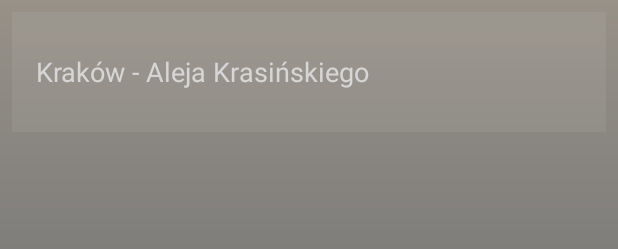
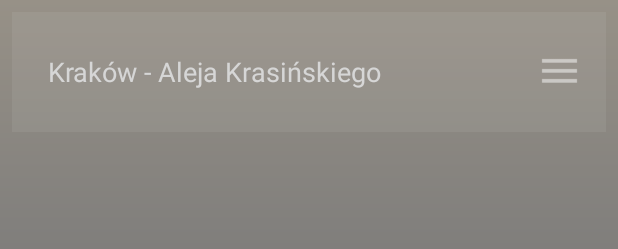
Before and after one commit to SmokSmog/smoksmog-android, an Android app: the layout item_order.xml on its own in the app's theme, with its tools: preview values and no code run, on a phone screen of 412 x 824 dp. Shown: the top 249 px of the screen. Run offline under Robolectric (Android 15) with nearby library versions, the phone set to English and light mode, and no system bars.

Commit message:
Dragging items working

```diff
--- a/app/src/main/java/com/antyzero/smoksmog/ui/screen/order/OrderItemViewHolder.java
+++ b/app/src/main/java/com/antyzero/smoksmog/ui/screen/order/OrderItemViewHolder.java
@@ -14,12 +14,18 @@ public class OrderItemViewHolder extends RecyclerView.ViewHolder {
 
     @Bind( R.id.textView )
     TextView textView;
+    @Bind( R.id.viewHandle )
+    View viewHandle;
 
     public OrderItemViewHolder( View itemView ) {
         super( itemView );
         ButterKnife.bind( this, itemView );
     }
 
+    public View getHandleView(){
+        return viewHandle;
+    }
+
     public void bind( Station station ){
         textView.setText( station.getName() );
     }
--- a/app/src/main/java/com/antyzero/smoksmog/ui/screen/start/StartActivity.java
+++ b/app/src/main/java/com/antyzero/smoksmog/ui/screen/start/StartActivity.java
@@ -9,6 +9,7 @@ import android.support.v7.widget.Toolbar;
 import android.view.Menu;
 import android.view.MenuInflater;
 import android.view.MenuItem;
+import android.view.View;
 import android.widget.Toast;
 
 import com.antyzero.smoksmog.R;
--- a/app/src/main/java/com/antyzero/smoksmog/ui/view/IndicatorView.java
+++ b/app/src/main/java/com/antyzero/smoksmog/ui/view/IndicatorView.java
@@ -204,9 +204,13 @@ public class IndicatorView extends View {
      */
     private void recalculateDuringAnimation() {
 
-        this.arcValue = ( value * sweepAngle ) % sweepAngle;
+        this.arcValue = ( value * sweepAngle );
         this.valueText = String.format( "%.0f%%", value * 100 );
         this.overLap = ( int ) Math.floor( value );
+
+        paintArcForeground.setColor( arcValue <= 360f ?
+                Color.parseColor( "#5be6dc" ) :
+                Color.rgb( 242, 162, 60 ) );
 
         postInvalidateOnAnimation();
     }
--- a/app/src/main/res/layout/item_order.xml
+++ b/app/src/main/res/layout/item_order.xml
@@ -1,5 +1,5 @@
 <?xml version="1.0" encoding="utf-8"?>
-<LinearLayout
+<RelativeLayout
     xmlns:android="http://schemas.android.com/apk/res/android"
     xmlns:tools="http://schemas.android.com/tools"
     android:layout_width="match_parent"
@@ -15,10 +15,25 @@
         style="@style/TextAppearance"
         android:layout_width="wrap_content"
         android:layout_height="wrap_content"
+        android:layout_alignParentLeft="true"
+        android:layout_alignParentStart="true"
+        android:layout_centerVertical="true"
         android:layout_gravity="center"
+        android:layout_marginLeft="24dp"
+        android:layout_marginStart="24dp"
         android:textSize="18sp"
-        android:layout_marginLeft="16dp"
-        android:layout_marginStart="16dp"
         tools:text="Kraków - Aleja Krasińskiego"/>
 
-</LinearLayout>
+    <View
+        android:id="@+id/viewHandle"
+        android:layout_width="30dp"
+        android:layout_height="30dp"
+        android:layout_alignParentRight="true"
+        android:layout_alignParentEnd="true"
+        android:layout_centerVertical="true"
+        android:layout_marginRight="16dp"
+        android:layout_marginEnd="16dp"
+        android:alpha="0.5"
+        android:background="@drawable/ic_menu_white_24dp"/>
+
+</RelativeLayout>
```
Also changed, not shown: app/src/main/java/com/antyzero/smoksmog/ui/screen/order/OnStartDragListener.java (added, +8 -0 lines), app/src/main/java/com/antyzero/smoksmog/ui/screen/order/OrderActivity.java (+11 -9 lines), app/src/main/java/com/antyzero/smoksmog/ui/screen/order/OrderAdapter.java (+13 -1 lines), app/src/main/res/drawable-hdpi/ic_menu_white_24dp.png (added), app/src/main/res/drawable-mdpi/ic_menu_white_24dp.png (added), app/src/main/res/drawable-xhdpi/ic_menu_white_24dp.png (added), app/src/main/res/drawable-xxhdpi/ic_menu_white_24dp.png (added), app/src/main/res/drawable-xxxhdpi/ic_menu_white_24dp.png (added).
